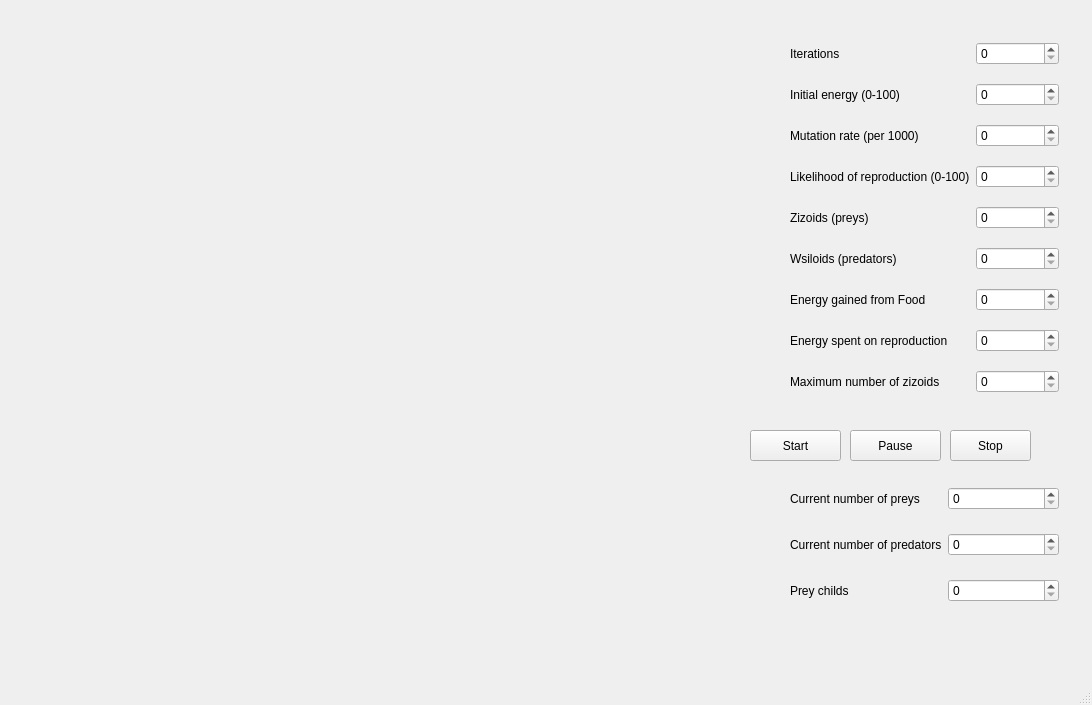
Before: the Qt Designer form ui/gui.ui in rnribeiro/ALife_NOVAIMS, drawn with Qt 5.
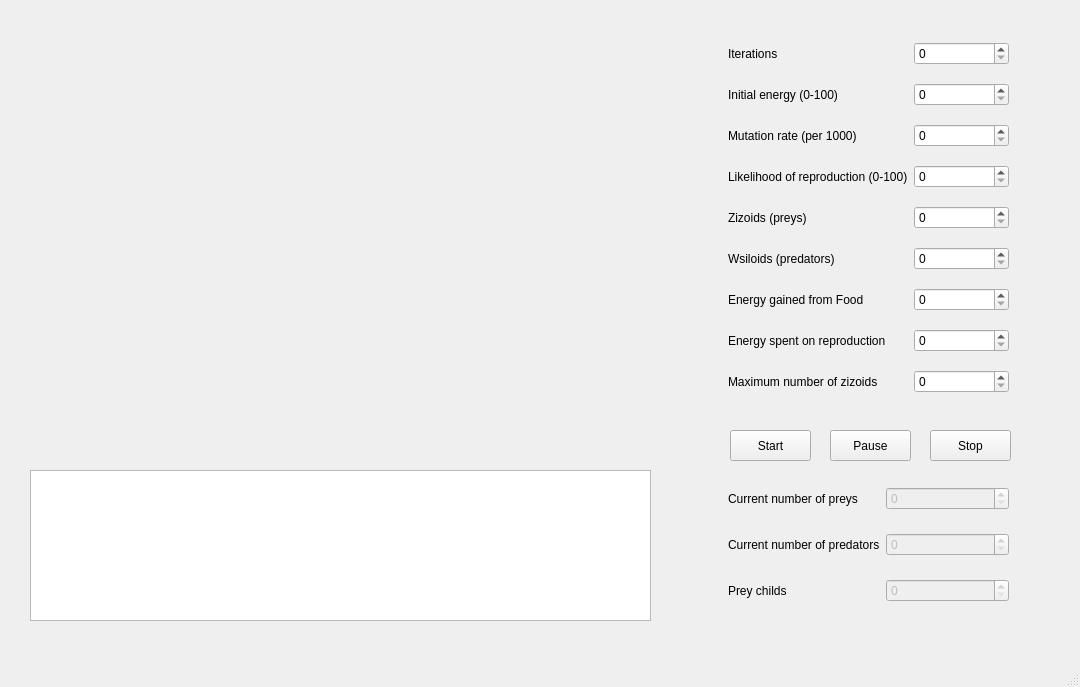
After: the same form once the commit is applied.

```diff
--- a/ui/gui.ui
+++ b/ui/gui.ui
@@ -6,8 +6,8 @@
    <rect>
     <x>0</x>
     <y>0</y>
-    <width>1092</width>
-    <height>705</height>
+    <width>1080</width>
+    <height>687</height>
    </rect>
   </property>
   <property name="windowTitle">
@@ -17,9 +17,9 @@
    <widget class="QPushButton" name="start_btn">
     <property name="geometry">
      <rect>
-      <x>750</x>
+      <x>730</x>
       <y>430</y>
-      <width>91</width>
+      <width>81</width>
       <height>31</height>
      </rect>
     </property>
@@ -30,9 +30,9 @@
    <widget class="QPushButton" name="pause_btn">
     <property name="geometry">
      <rect>
-      <x>850</x>
+      <x>830</x>
       <y>430</y>
-      <width>91</width>
+      <width>81</width>
       <height>31</height>
      </rect>
     </property>
@@ -43,7 +43,7 @@
    <widget class="QPushButton" name="stop_btn">
     <property name="geometry">
      <rect>
-      <x>950</x>
+      <x>930</x>
       <y>430</y>
       <width>81</width>
       <height>31</height>
@@ -56,9 +56,9 @@
    <widget class="QWidget" name="gridLayoutWidget">
     <property name="geometry">
      <rect>
-      <x>790</x>
+      <x>728</x>
       <y>30</y>
-      <width>269</width>
+      <width>281</width>
       <height>381</height>
      </rect>
     </property>
@@ -223,9 +223,9 @@
    <widget class="QWidget" name="gridLayoutWidget_3">
     <property name="geometry">
      <rect>
-      <x>790</x>
+      <x>728</x>
       <y>470</y>
-      <width>269</width>
+      <width>281</width>
       <height>151</height>
      </rect>
     </property>
@@ -235,6 +235,9 @@
      </property>
      <item row="1" column="1">
       <widget class="QSpinBox" name="current_preys_sb">
+       <property name="enabled">
+        <bool>false</bool>
+       </property>
        <property name="maximum">
         <number>100</number>
        </property>
@@ -243,7 +246,7 @@
      <item row="3" column="1">
       <widget class="QSpinBox" name="child_preys_sb">
        <property name="enabled">
-        <bool>true</bool>
+        <bool>false</bool>
        </property>
       </widget>
      </item>
@@ -256,6 +259,9 @@
      </item>
      <item row="2" column="1">
       <widget class="QSpinBox" name="current_predators_sb">
+       <property name="enabled">
+        <bool>false</bool>
+       </property>
        <property name="maximum">
         <number>100</number>
        </property>
@@ -277,6 +283,16 @@
      </item>
     </layout>
    </widget>
+   <widget class="QTextBrowser" name="log_label">
+    <property name="geometry">
+     <rect>
+      <x>30</x>
+      <y>470</y>
+      <width>621</width>
+      <height>151</height>
+     </rect>
+    </property>
+   </widget>
   </widget>
   <widget class="QMenuBar" name="menubar">
    <property name="geometry">
```
Left out of the diff: 6 changed lines with no effect on the pictures.
